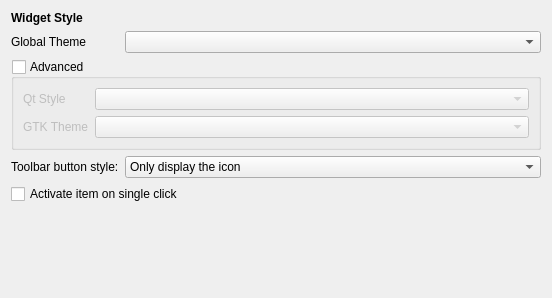
Above: lxqt-config-appearance/styleconfig.ui from lxqt/lxqt-config before the change. Below: the same form after it.
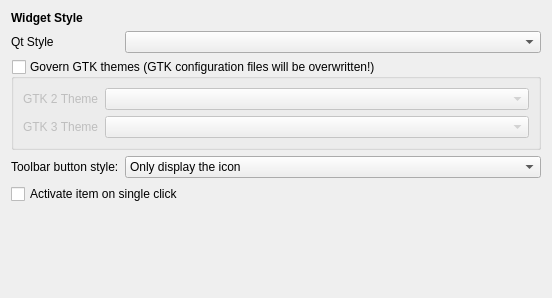
That is the form after the change.

Commit message: lxqt-config-appearance: GTK3 and GTK2 themes can be set. Warning message is shown and backup of gtk config files is done.

```diff
--- a/lxqt-config-appearance/styleconfig.ui
+++ b/lxqt-config-appearance/styleconfig.ui
@@ -24,24 +24,7 @@
      </property>
     </widget>
    </item>
-   <item row="3" column="0">
-    <widget class="QLabel" name="globalThemeLabel">
-     <property name="text">
-      <string>Global Theme</string>
-     </property>
-    </widget>
-   </item>
-   <item row="3" column="1">
-    <widget class="QComboBox" name="globalThemeComboBox">
-     <property name="sizePolicy">
-      <sizepolicy hsizetype="Expanding" vsizetype="Fixed">
-       <horstretch>0</horstretch>
-       <verstretch>0</verstretch>
-      </sizepolicy>
-     </property>
-    </widget>
-   </item>
-   <item row="5" column="0" colspan="2">
+   <item row="4" column="0" colspan="2">
     <widget class="QGroupBox" name="advancedOptionsGroupBox">
      <property name="sizePolicy">
       <sizepolicy hsizetype="Preferred" vsizetype="Preferred">
@@ -56,7 +39,7 @@
       </size>
      </property>
      <property name="title">
-      <string>Advanced</string>
+      <string>Govern GTK themes (GTK configuration files will be overwritten!)</string>
      </property>
      <property name="checkable">
       <bool>true</bool>
@@ -67,17 +50,7 @@
      <layout class="QVBoxLayout" name="verticalLayout">
       <item>
        <layout class="QFormLayout" name="formLayout_2">
-        <item row="0" column="0">
-         <widget class="QLabel" name="label_5">
-          <property name="text">
-           <string>Qt Style</string>
-          </property>
-         </widget>
-        </item>
-        <item row="0" column="1">
-         <widget class="QComboBox" name="qtComboBox"/>
-        </item>
-        <item row="1" column="0">
+        <item row="2" column="0">
          <widget class="QLabel" name="label_4">
           <property name="sizePolicy">
            <sizepolicy hsizetype="Preferred" vsizetype="Preferred">
@@ -86,7 +59,17 @@
            </sizepolicy>
           </property>
           <property name="text">
-           <string>GTK Theme</string>
+           <string>GTK 3 Theme</string>
+          </property>
+         </widget>
+        </item>
+        <item row="2" column="1">
+         <widget class="QComboBox" name="gtk3ComboBox"/>
+        </item>
+        <item row="1" column="0">
+         <widget class="QLabel" name="label_3">
+          <property name="text">
+           <string>GTK 2 Theme</string>
           </property>
          </widget>
         </item>
@@ -141,6 +124,16 @@
      </property>
     </widget>
    </item>
+   <item row="1" column="1">
+    <widget class="QComboBox" name="qtComboBox"/>
+   </item>
+   <item row="1" column="0">
+    <widget class="QLabel" name="label_5">
+     <property name="text">
+      <string>Qt Style</string>
+     </property>
+    </widget>
+   </item>
   </layout>
  </widget>
  <resources/>
```
Left out of the diff: 8 changed lines with no effect on the pictures. The commit also changes 4 other files.
